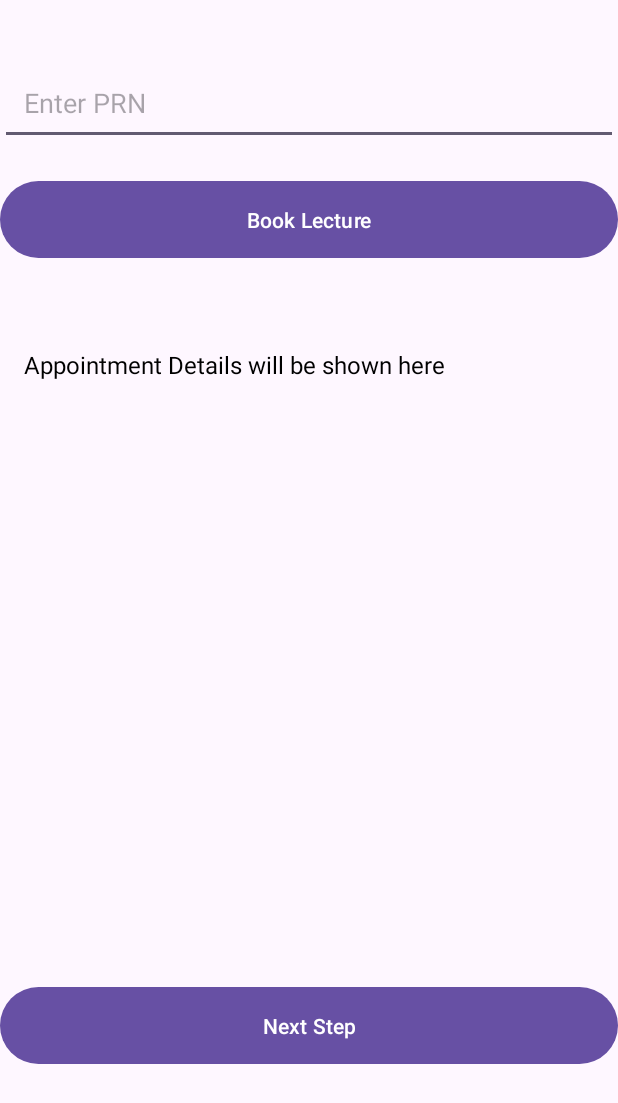
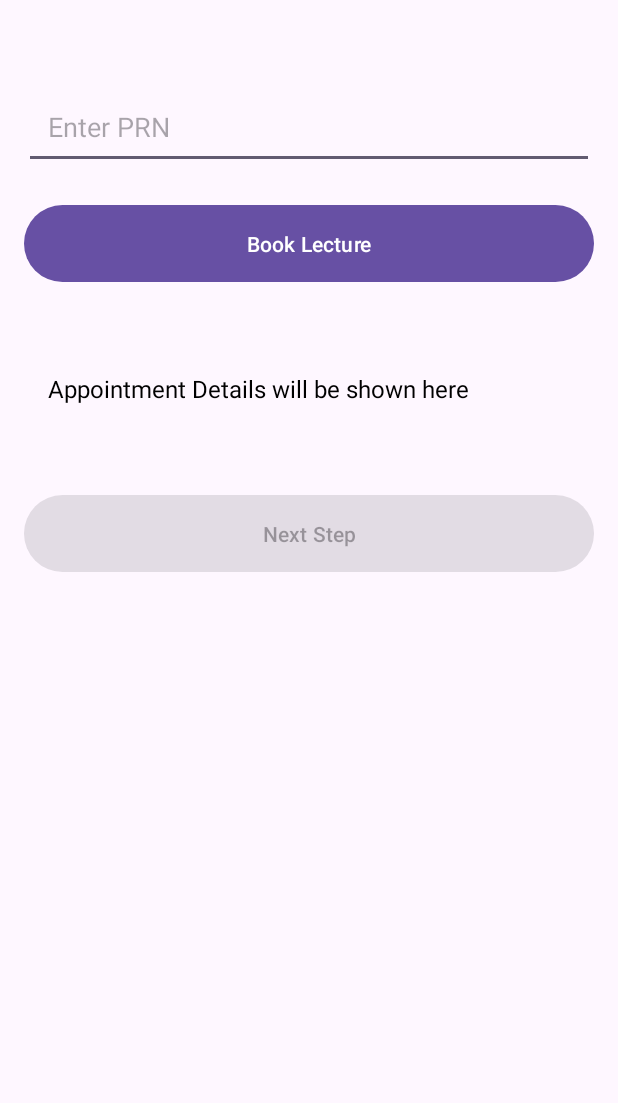
Before and after one commit to Urva2/geoment-smart_attendance, an Android app: the StudentMainActivity2 screen opened directly, with no data from a screen before it, on a phone screen of 412 x 824 dp. Shown: the top 1103 px of the screen. Run offline under Robolectric (Android 15) with nearby library versions, the phone set to English and light mode, and no system bars; our stand-ins replace Firebase (no records; nobody signed in at launch, a user with empty details on screens opened directly).

Commit message:
fourth commit

```diff
--- a/app/build.gradle.kts
+++ b/app/build.gradle.kts
@@ -50,5 +50,7 @@ dependencies {
     implementation(platform("com.google.firebase:firebase-bom:33.7.0"))
     implementation("com.google.firebase:firebase-analytics")
     implementation("com.google.firebase:firebase-auth:21.0.1")
+    implementation("com.google.android.gms:play-services-location:18.0.0")
+    implementation("com.google.firebase:firebase-firestore:24.7.0")
 
 }
--- a/app/src/main/res/layout/activity_student_main2.xml
+++ b/app/src/main/res/layout/activity_student_main2.xml
@@ -1,61 +1,62 @@
 <?xml version="1.0" encoding="utf-8"?>
-<androidx.constraintlayout.widget.ConstraintLayout xmlns:android="http://schemas.android.com/apk/res/android"
-    xmlns:app="http://schemas.android.com/apk/res-auto"
-    xmlns:tools="http://schemas.android.com/tools"
+<RelativeLayout xmlns:android="http://schemas.android.com/apk/res/android"
     android:layout_width="match_parent"
     android:layout_height="match_parent"
-    tools:context=".MainActivity">
+    android:padding="16dp">
 
     <!-- PRN EditText -->
-    <androidx.appcompat.widget.AppCompatEditText
+    <EditText
         android:id="@+id/prnEditText"
-        android:layout_width="0dp"
+        android:layout_width="match_parent"
         android:layout_height="wrap_content"
         android:hint="Enter PRN"
         android:inputType="text"
-        app:layout_constraintEnd_toEndOf="parent"
-        app:layout_constraintStart_toStartOf="parent"
-        app:layout_constraintTop_toTopOf="parent"
         android:layout_marginTop="40dp"
-        android:padding="16dp"/>
+        android:padding="16dp"
+        android:layout_alignParentTop="true" />
 
     <!-- Book Lecture Button -->
     <Button
         android:id="@+id/bookLectureButton"
-        android:layout_width="0dp"
+        android:layout_width="match_parent"
         android:layout_height="wrap_content"
+        android:layout_below="@id/prnEditText"
+        android:layout_marginTop="20dp"
         android:text="Book Lecture"
-        app:layout_constraintTop_toBottomOf="@id/prnEditText"
-        app:layout_constraintStart_toStartOf="parent"
-        app:layout_constraintEnd_toEndOf="parent"
-        android:layout_marginTop="20dp"
-        android:padding="16dp"/>
+        android:padding="16dp" />
 
     <!-- TextView to display fetched appointment details -->
     <TextView
         android:id="@+id/detailsTextView"
-        android:layout_width="0dp"
+        android:layout_width="match_parent"
         android:layout_height="wrap_content"
+        android:layout_below="@id/bookLectureButton"
+        android:layout_marginTop="40dp"
         android:text="Appointment Details will be shown here"
         android:textSize="16sp"
+        android:textColor="@android:color/black"
+        android:padding="16dp" />
+
+    <!-- ID EditText for user input -->
+    <EditText
+        android:id="@+id/cmpid"
+        android:layout_width="match_parent"
+        android:layout_height="wrap_content"
+        android:layout_below="@id/detailsTextView"
+        android:layout_marginTop="20dp"
+        android:hint="Enter Your ID"
+        android:inputType="text"
         android:padding="16dp"
-        android:textColor="@android:color/black"
-        app:layout_constraintTop_toBottomOf="@id/bookLectureButton"
-        app:layout_constraintStart_toStartOf="parent"
-        app:layout_constraintEnd_toEndOf="parent"
-        android:layout_marginTop="40dp"/>
+        android:visibility="gone" />
 
-    <!-- Next Step Button (Under Development) -->
+    <!-- Next Step Button -->
     <Button
         android:id="@+id/nextStepButton"
-        android:layout_width="0dp"
+        android:layout_width="match_parent"
         android:layout_height="wrap_content"
-        android:layout_marginTop="384dp"
+        android:layout_below="@id/cmpid"
+        android:layout_marginTop="40dp"
+        android:text="Next Step"
         android:padding="16dp"
-        android:text="Next Step"
-        app:layout_constraintEnd_toEndOf="parent"
-        app:layout_constraintHorizontal_bias="1.0"
-        app:layout_constraintStart_toStartOf="parent"
-        app:layout_constraintTop_toBottomOf="@id/detailsTextView" />
-
-</androidx.constraintlayout.widget.ConstraintLayout>
+        android:enabled="false" />
+</RelativeLayout>
```
Also changed, not shown: app/src/main/AndroidManifest.xml (+9 -6 lines), app/src/main/java/com/example/attendance/AttendanceBookingActivity.java (added, +131 -0 lines), app/src/main/java/com/example/attendance/StudentMainActivity2.java (+31 -9 lines), app/src/main/res/layout/activity_attendance_booking.xml (added, +28 -0 lines).
